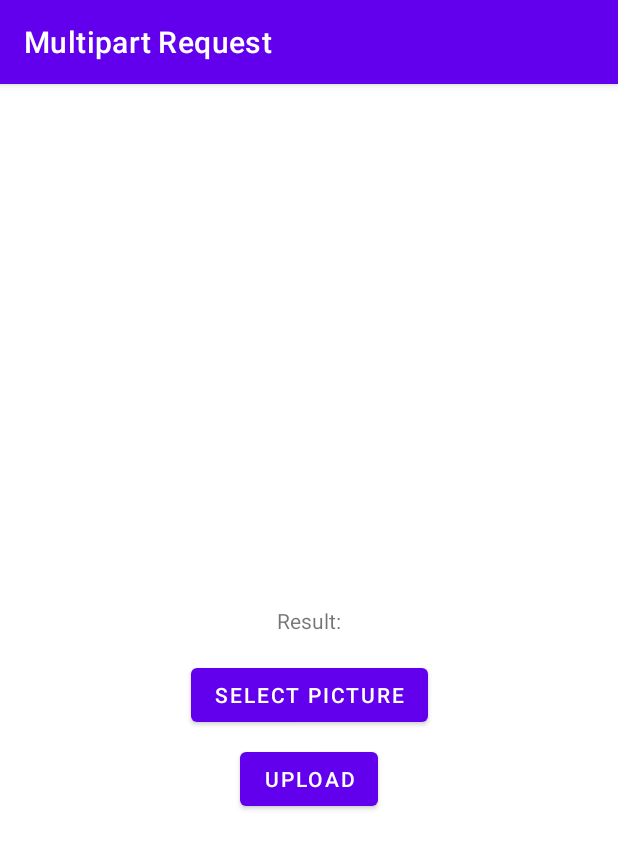
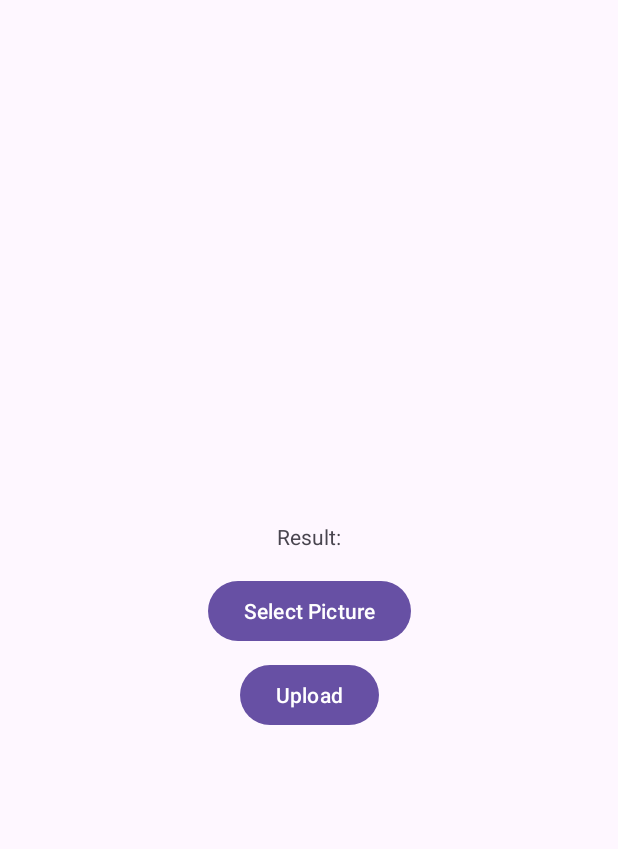
Before and after one commit to hzmalix/android-multipart-request, an Android app: the screen it shows after launch (MainActivity), on a phone screen of 412 x 824 dp. Shown: the top 849 px of the screen. Run offline under Robolectric (Android 15) with nearby library versions, the phone set to English and light mode, and no system bars; pictures from the network do not load.

```diff
--- a/app/src/main/res/values-night/themes.xml
+++ b/app/src/main/res/values-night/themes.xml
@@ -1,16 +1,7 @@
-<resources xmlns:tools="http://schemas.android.com/tools">
-    <!-- Base application theme. -->
-    <style name="Theme.MultipartRequest" parent="Theme.MaterialComponents.DayNight.DarkActionBar">
-        <!-- Primary brand color. -->
-        <item name="colorPrimary">@color/purple_200</item>
-        <item name="colorPrimaryVariant">@color/purple_700</item>
-        <item name="colorOnPrimary">@color/black</item>
-        <!-- Secondary brand color. -->
-        <item name="colorSecondary">@color/teal_200</item>
-        <item name="colorSecondaryVariant">@color/teal_200</item>
-        <item name="colorOnSecondary">@color/black</item>
-        <!-- Status bar color. -->
-        <item name="android:statusBarColor">?attr/colorPrimaryVariant</item>
-        <!-- Customize your theme here. -->
+<resources>
+
+    <style name="Theme.MultipartRequest" parent="Theme.Material3.DayNight.NoActionBar">
+
     </style>
+
 </resources>
--- a/app/src/main/res/values/themes.xml
+++ b/app/src/main/res/values/themes.xml
@@ -1,16 +1,7 @@
-<resources xmlns:tools="http://schemas.android.com/tools">
-    <!-- Base application theme. -->
-    <style name="Theme.MultipartRequest" parent="Theme.MaterialComponents.DayNight.DarkActionBar">
-        <!-- Primary brand color. -->
-        <item name="colorPrimary">@color/purple_500</item>
-        <item name="colorPrimaryVariant">@color/purple_700</item>
-        <item name="colorOnPrimary">@color/white</item>
-        <!-- Secondary brand color. -->
-        <item name="colorSecondary">@color/teal_200</item>
-        <item name="colorSecondaryVariant">@color/teal_700</item>
-        <item name="colorOnSecondary">@color/black</item>
-        <!-- Status bar color. -->
-        <item name="android:statusBarColor">?attr/colorPrimaryVariant</item>
-        <!-- Customize your theme here. -->
+<resources>
+
+    <style name="Theme.MultipartRequest" parent="Theme.Material3.DayNight.NoActionBar">
+
     </style>
+
 </resources>
--- a/build.gradle
+++ b/build.gradle
@@ -1,5 +1,5 @@
 // Top-level build file where you can add configuration options common to all sub-projects/modules.
 plugins {
-    id 'com.android.application' version '7.3.1' apply false
-    id 'com.android.library' version '7.3.1' apply false
+    id 'com.android.application' version '8.2.2' apply false
+    id 'com.android.library' version '8.2.2' apply false
 }
--- a/gradle.properties
+++ b/gradle.properties
@@ -19,3 +19,5 @@ android.useAndroidX=true
 # resources declared in the library itself and none from the library's dependencies,
 # thereby reducing the size of the R class for that library
 android.nonTransitiveRClass=true
+android.defaults.buildfeatures.buildconfig=true
+android.nonFinalResIds=false
```
Also changed, not shown: app/build.gradle (+7 -7 lines), app/src/main/java/com/hzmalix/multipartreq/MainActivity.java (+88 -77 lines), gradle/wrapper/gradle-wrapper.properties.
